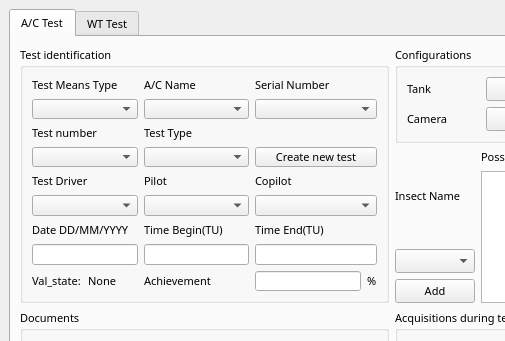
This is cleansky_LMSM/ui_to_py_by_qtdesigner/Test_execution.ui in HouzeZHANG/CSLMSM as Qt 5 draws it before an edit; both pictures show x 0 to 505 and y 0 to 341 of the 1271 by 536 pixel window. The edited form follows.
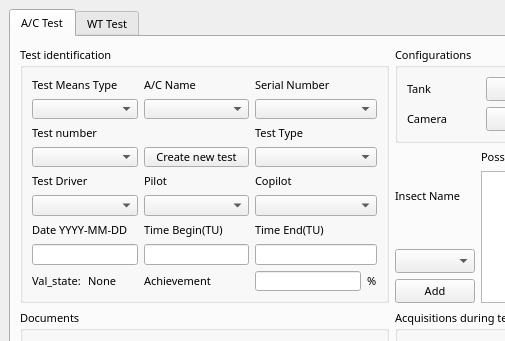
This is the edited form.

Commit message: update: TestExeUI date label

The edit to the form file:
```diff
--- a/cleansky_LMSM/ui_to_py_by_qtdesigner/Test_execution.ui
+++ b/cleansky_LMSM/ui_to_py_by_qtdesigner/Test_execution.ui
@@ -600,7 +600,7 @@
               </font>
              </property>
              <property name="text">
-              <string>Date DD/MM/YYYY</string>
+              <string>Date YYYY-MM-DD</string>
              </property>
             </widget>
            </item>
@@ -711,36 +711,6 @@
              </item>
             </layout>
            </item>
-           <item row="2" column="2">
-            <widget class="QLabel" name="label_5">
-             <property name="font">
-              <font>
-               <family>微软雅黑</family>
-               <pointsize>8</pointsize>
-              </font>
-             </property>
-             <property name="text">
-              <string>Test Type</string>
-             </property>
-            </widget>
-           </item>
-           <item row="3" column="2">
-            <widget class="QComboBox" name="comboBox_5">
-             <property name="font">
-              <font>
-               <family>微软雅黑</family>
-               <pointsize>8</pointsize>
-              </font>
-             </property>
-            </widget>
-           </item>
-           <item row="3" column="3">
-            <widget class="QPushButton" name="pushButton_3">
-             <property name="text">
-              <string>Create new test</string>
-             </property>
-            </widget>
-           </item>
            <item row="4" column="3">
             <widget class="QLabel" name="label_8">
              <property name="font">
@@ -810,6 +780,36 @@
              </property>
             </widget>
            </item>
+           <item row="2" column="3">
+            <widget class="QLabel" name="label_5">
+             <property name="font">
+              <font>
+               <family>微软雅黑</family>
+               <pointsize>8</pointsize>
+              </font>
+             </property>
+             <property name="text">
+              <string>Test Type</string>
+             </property>
+            </widget>
+           </item>
+           <item row="3" column="3">
+            <widget class="QComboBox" name="comboBox_5">
+             <property name="font">
+              <font>
+               <family>微软雅黑</family>
+               <pointsize>8</pointsize>
+              </font>
+             </property>
+            </widget>
+           </item>
+           <item row="3" column="2">
+            <widget class="QPushButton" name="pushButton_3">
+             <property name="text">
+              <string>Create new test</string>
+             </property>
+            </widget>
+           </item>
           </layout>
          </widget>
         </item>
```
The commit also changes 1 other file.
